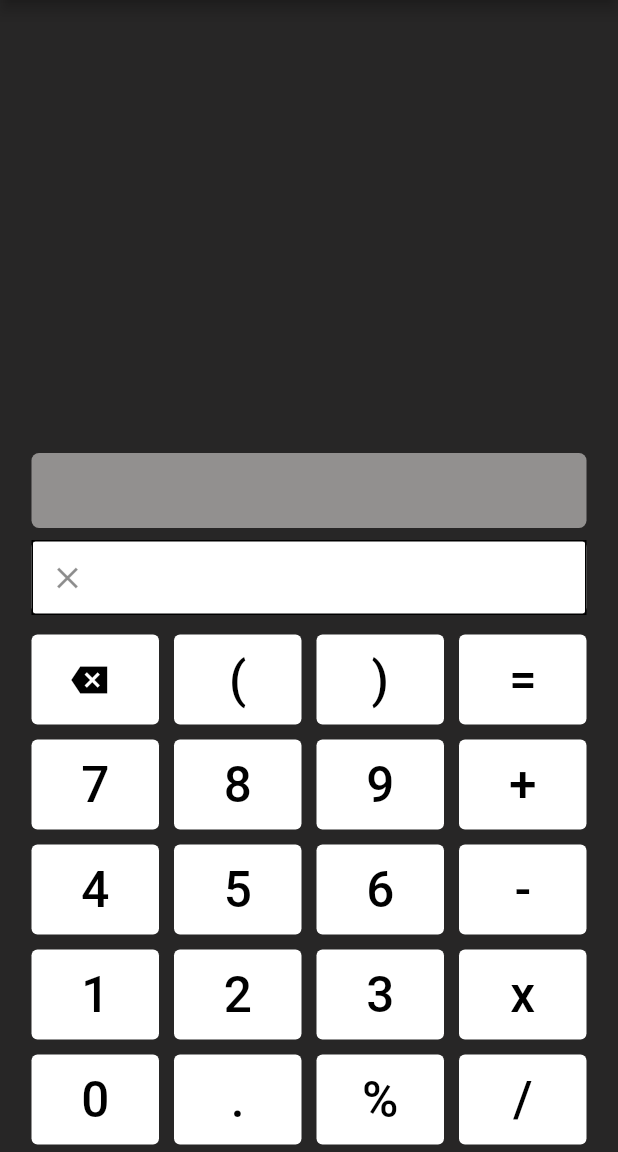
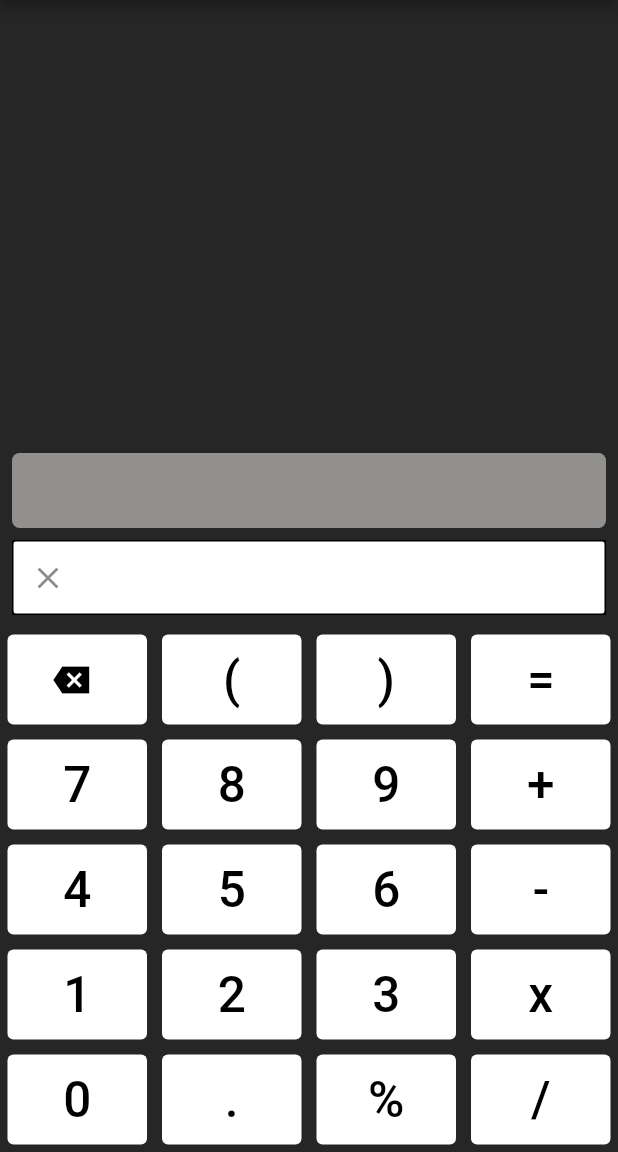
Before and after one commit to billy-paul1234/flutter_calculator_vault, a Flutter app: the CalculatorPage screen opened by its route, on a phone screen of 412 x 824 dp, the part 84-1236 px from its top. Run offline on Flutter 3.47's test engine with Material 2 defaults, Android fonts, the light colour scheme and no system bars; our stand-ins replace flutter_secure_storage, math_expressions, shared_preferences; accounts and stored records are empty.

Commit message:
Commited at 2023-08-28 12:05:04 AM

```diff
--- a/lib/CalculatorPage.dart
+++ b/lib/CalculatorPage.dart
@@ -45,14 +45,18 @@ class _CalculatorPageState extends State<CalculatorPage> {
         child: Column(
           mainAxisAlignment: MainAxisAlignment.end,
           children: <Widget>[
-            Container(
+            Row(
+              children: [
+                Expanded(
+                  child: Container(
+                    margin: const EdgeInsets.fromLTRB(8, 8, 8, 0),
                     decoration: BoxDecoration(
                       color: Color.fromARGB(255, 146, 144, 143),
                       borderRadius: BorderRadius.circular(5),
                     ),
                     padding: const EdgeInsets.all(8),
                     height: 50,
-              width: 370,
+                    // width: 370,
                     child: Text(
                       exp,
                       style: const TextStyle(
@@ -62,14 +66,20 @@ class _CalculatorPageState extends State<CalculatorPage> {
                       textAlign: TextAlign.end,
                     ),
                   ),
-            Container(
+                ),
+              ],
+            ),
+            Row(
+              children: [
+                Expanded(
+                  child: Container(
                     decoration: BoxDecoration(
                       color: const Color.fromRGBO(255, 255, 255, 1),
                       borderRadius: BorderRadius.circular(5),
                     ),
                     margin: const EdgeInsets.all(8),
                     height: 50,
-              width: 370,
+                    // width: 370,
                     child: TextField(
                       readOnly: true,
                       style: const TextStyle(
@@ -98,12 +108,14 @@ class _CalculatorPageState extends State<CalculatorPage> {
                       textAlign: TextAlign.end,
                     ),
                   ),
+                ),
+              ],
+            ),
             Row(
               mainAxisAlignment: MainAxisAlignment.center,
               children: [
-                Column(
-                  children: [
-                    Container(
+                Expanded(
+                  child: Container(
                     margin: EdgeInsets.all(bmargin),
                     child: TextButton.icon(
                       icon: Icon(Icons.backspace_sharp),
@@ -127,11 +139,9 @@ class _CalculatorPageState extends State<CalculatorPage> {
                       ),
                     ),
                   ),
-                  ],
                 ),
-                Column(
-                  children: [
-                    Container(
+                Expanded(
+                  child: Container(
                     margin: EdgeInsets.all(bmargin),
                     child: TextButton(
                       onPressed: () {
@@ -155,11 +165,9 @@ class _CalculatorPageState extends State<CalculatorPage> {
                       ),
                     ),
                   ),
-                  ],
                 ),
-                Column(
-                  children: [
-                    Container(
+                Expanded(
+                  child: Container(
                     margin: EdgeInsets.all(bmargin),
                     child: TextButton(
                       onPressed: () {
@@ -185,11 +193,9 @@ class _CalculatorPageState extends State<CalculatorPage> {
                       ),
                     ),
                   ),
-                  ],
                 ),
-                Column(
-                  children: [
-                    Container(
+                Expanded(
+                  child: Container(
                     margin: EdgeInsets.all(bmargin),
                     child: TextButton(
                       onPressed: () {
@@ -221,16 +227,14 @@ class _CalculatorPageState extends State<CalculatorPage> {
                       ),
                     ),
                   ),
-                  ],
                 ),
               ],
             ),
             Row(
               mainAxisAlignment: MainAxisAlignment.center,
               children: [
-                Column(
-                  children: [
-                    Container(
+                Expanded(
+                  child: Container(
                     margin: EdgeInsets.all(bmargin),
                     child: TextButton(
                       onPressed: () {
@@ -254,11 +258,9 @@ class _CalculatorPageState extends State<CalculatorPage> {
                       ),
                     ),
                   ),
-                  ],
                 ),
-                Column(
-                  children: [
-                    Container(
+                Expanded(
+                  child: Container(
                     margin: EdgeInsets.all(bmargin),
                     child: TextButton(
                       onPressed: () {
@@ -282,11 +284,9 @@ class _CalculatorPageState extends State<CalculatorPage> {
                       ),
                     ),
                   ),
-                  ],
                 ),
-                Column(
-                  children: [
-                    Container(
+                Expanded(
+                  child: Container(
                     margin: EdgeInsets.all(bmargin),
                     child: TextButton(
                       onPressed: () {
@@ -310,11 +310,9 @@ class _CalculatorPageState extends State<CalculatorPage> {
                       ),
                     ),
                   ),
-                  ],
                 ),
-                Column(
-                  children: [
-                    Container(
+                Expanded(
+                  child: Container(
                     margin: EdgeInsets.all(bmargin),
                     child: TextButton(
                       onPressed: () {
@@ -338,16 +336,14 @@ class _CalculatorPageState extends State<CalculatorPage> {
                       ),
                     ),
                   ),
-                  ],
                 ),
               ],
             ),
             Row(
               mainAxisAlignment: MainAxisAlignment.center,
               children: [
-                Column(
-                  children: [
-                    Container(
+                Expanded(
+                  child: Container(
                     margin: EdgeInsets.all(bmargin),
                     child: TextButton(
                       onPressed: () {
@@ -371,11 +367,9 @@ class _CalculatorPageState extends State<CalculatorPage> {
                       ),
                     ),
                   ),
-                  ],
                 ),
-                Column(
-                  children: [
-                    Container(
+                Expanded(
+                  child: Container(
                     margin: EdgeInsets.all(bmargin),
                     child: TextButton(
                       onPressed: () {
@@ -399,11 +393,9 @@ class _CalculatorPageState extends State<CalculatorPage> {
                       ),
                     ),
                   ),
-                  ],
                 ),
-                Column(
-                  children: [
-                    Container(
+                Expanded(
+                  child: Container(
                     margin: EdgeInsets.all(bmargin),
                     child: TextButton(
                       onPressed: () {
@@ -427,11 +419,9 @@ class _CalculatorPageState extends State<CalculatorPage> {
                       ),
                     ),
                   ),
-                  ],
                 ),
-                Column(
-                  children: [
-                    Container(
+                Expanded(
+                  child: Container(
                     margin: EdgeInsets.all(bmargin),
                     child: TextButton(
                       onPressed: () {
@@ -455,16 +445,14 @@ class _CalculatorPageState extends State<CalculatorPage> {
                       ),
                     ),
                   ),
-                  ],
                 ),
               ],
             ),
             Row(
               mainAxisAlignment: MainAxisAlignment.center,
               children: [
-                Column(
-                  children: [
-                    Container(
+                Expanded(
+                  child: Container(
                     margin: EdgeInsets.all(bmargin),
                     child: TextButton(
                       onPressed: () {
@@ -488,11 +476,9 @@ class _CalculatorPageState extends State<CalculatorPage> {
                       ),
                     ),
                   ),
-                  ],
                 ),
-                Column(
-                  children: [
-                    Container(
+                Expanded(
+                  child: Container(
                     margin: EdgeInsets.all(bmargin),
                     child: TextButton(
                       onPressed: () {
@@ -516,11 +502,9 @@ class _CalculatorPageState extends State<CalculatorPage> {
                       ),
                     ),
                   ),
-                  ],
                 ),
-                Column(
-                  children: [
-                    Container(
+                Expanded(
+                  child: Container(
                     margin: EdgeInsets.all(bmargin),
                     child: TextButton(
                       onPressed: () {
@@ -544,11 +528,9 @@ class _CalculatorPageState extends State<CalculatorPage> {
                       ),
                     ),
                   ),
-                  ],
                 ),
-                Column(
-                  children: [
-                    Container(
+                Expanded(
+                  child: Container(
                     margin: EdgeInsets.all(bmargin),
                     child: TextButton(
                       onPressed: () {
@@ -572,16 +554,14 @@ class _CalculatorPageState extends State<CalculatorPage> {
                       ),
                     ),
                   ),
-                  ],
                 ),
               ],
             ),
             Row(
               mainAxisAlignment: MainAxisAlignment.center,
               children: [
-                Column(
-                  children: [
-                    Container(
+                Expanded(
+                  child: Container(
                     margin: EdgeInsets.all(bmargin),
                     child: TextButton(
                       onPressed: () {
@@ -611,11 +591,9 @@ class _CalculatorPageState extends State<CalculatorPage> {
                       ),
                     ),
                   ),
-                  ],
                 ),
-                Column(
-                  children: [
-                    Container(
+                Expanded(
+                  child: Container(
                     margin: EdgeInsets.all(bmargin),
                     child: TextButton(
                       onPressed: () {
@@ -639,11 +617,9 @@ class _CalculatorPageState extends State<CalculatorPage> {
                       ),
                     ),
                   ),
-                  ],
                 ),
-                Column(
-                  children: [
-                    Container(
+                Expanded(
+                  child: Container(
                     margin: EdgeInsets.all(bmargin),
                     child: TextButton(
                       onPressed: () {
@@ -667,11 +643,9 @@ class _CalculatorPageState extends State<CalculatorPage> {
                       ),
                     ),
                   ),
-                  ],
                 ),
-                Column(
-                  children: [
-                    Container(
+                Expanded(
+                  child: Container(
                     margin: EdgeInsets.all(bmargin),
                     child: TextButton(
                       onPressed: () {
@@ -695,7 +669,6 @@ class _CalculatorPageState extends State<CalculatorPage> {
                       ),
                     ),
                   ),
-                  ],
                 ),
               ],
             ),
```
Also changed, not shown: lib/AuthendicationPage.dart (+102 -164 lines), 1 other file. Lines whose indentation alone changed are shown as unchanged.
